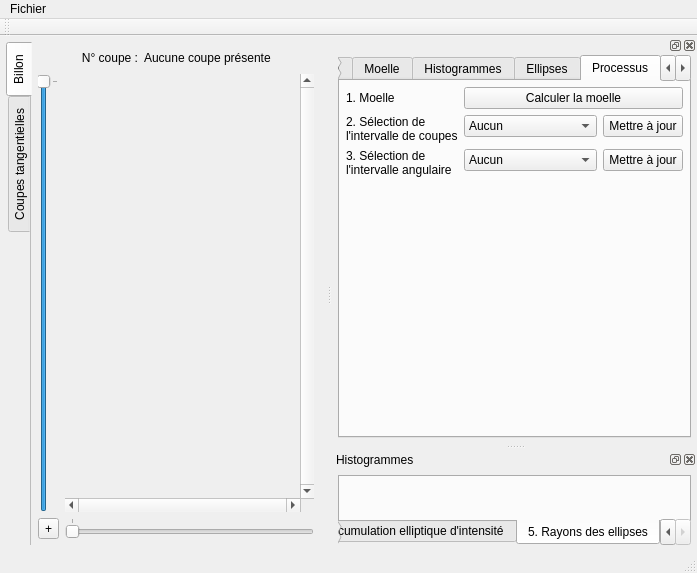
Old version of the form ui/mainwindow.ui in the repository akrah/TKDetection.
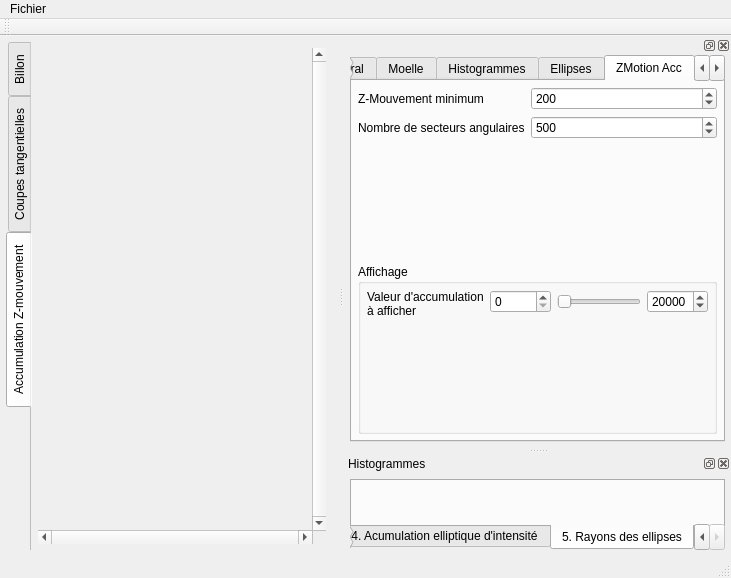
New version of the form. The open tabs and pages were chosen to show the change. Custom widgets are drawn as their Qt base class.

Commit message: New ZMotion 2D view with update

Diff of the .ui file:
```diff
--- a/ui/mainwindow.ui
+++ b/ui/mainwindow.ui
@@ -6,8 +6,8 @@
    <rect>
     <x>0</x>
     <y>0</y>
-    <width>697</width>
-    <height>573</height>
+    <width>731</width>
+    <height>578</height>
    </rect>
   </property>
   <property name="windowTitle">
@@ -21,7 +21,7 @@
        <enum>QTabWidget::West</enum>
       </property>
       <property name="currentIndex">
-       <number>0</number>
+       <number>2</number>
       </property>
       <property name="documentMode">
        <bool>true</bool>
@@ -277,6 +277,48 @@
         </item>
        </layout>
       </widget>
+      <widget class="QWidget" name="tab">
+       <attribute name="title">
+        <string>Accumulation Z-mouvement</string>
+       </attribute>
+       <layout class="QVBoxLayout" name="verticalLayout_19">
+        <item>
+         <widget class="QScrollArea" name="_scrollZMotionAccView">
+          <property name="frameShape">
+           <enum>QFrame::NoFrame</enum>
+          </property>
+          <property name="frameShadow">
+           <enum>QFrame::Plain</enum>
+          </property>
+          <property name="lineWidth">
+           <number>0</number>
+          </property>
+          <property name="verticalScrollBarPolicy">
+           <enum>Qt::ScrollBarAlwaysOn</enum>
+          </property>
+          <property name="horizontalScrollBarPolicy">
+           <enum>Qt::ScrollBarAlwaysOn</enum>
+          </property>
+          <property name="widgetResizable">
+           <bool>false</bool>
+          </property>
+          <property name="alignment">
+           <set>Qt::AlignCenter</set>
+          </property>
+          <widget class="QWidget" name="scrollAreaWidgetContents_3">
+           <property name="geometry">
+            <rect>
+             <x>0</x>
+             <y>3</y>
+             <width>241</width>
+             <height>465</height>
+            </rect>
+           </property>
+          </widget>
+         </widget>
+        </item>
+       </layout>
+      </widget>
      </widget>
     </item>
    </layout>
@@ -286,7 +328,7 @@
     <rect>
      <x>0</x>
      <y>0</y>
-     <width>697</width>
+     <width>731</width>
      <height>25</height>
     </rect>
    </property>
@@ -2071,6 +2113,108 @@
          </item>
         </layout>
        </widget>
+       <widget class="QWidget" name="tab_6">
+        <attribute name="title">
+         <string>ZMotion Acc</string>
+        </attribute>
+        <layout class="QVBoxLayout" name="verticalLayout_21">
+         <item>
+          <layout class="QFormLayout" name="formLayout_17">
+           <item row="0" column="0">
+            <widget class="QLabel" name="label_55">
+             <property name="text">
+              <string>Z-Mouvement minimum</string>
+             </property>
+            </widget>
+           </item>
+           <item row="0" column="1">
+            <widget class="QSpinBox" name="_spinZMotionAccMin">
+             <property name="minimum">
+              <number>0</number>
+             </property>
+             <property name="maximum">
+              <number>3000</number>
+             </property>
+             <property name="value">
+              <number>200</number>
+             </property>
+            </widget>
+           </item>
+           <item row="1" column="0">
+            <widget class="QLabel" name="label_56">
+             <property name="text">
+              <string>Nombre de secteurs angulaires</string>
+             </property>
+            </widget>
+           </item>
+           <item row="1" column="1">
+            <widget class="QSpinBox" name="_spinZMotionAccNbAngularSectors">
+             <property name="maximum">
+              <number>3600</number>
+             </property>
+             <property name="value">
+              <number>500</number>
+             </property>
+            </widget>
+           </item>
+          </layout>
+         </item>
+         <item>
+          <widget class="QGroupBox" name="groupBox_4">
+           <property name="title">
+            <string>Affichage</string>
+           </property>
+           <layout class="QFormLayout" name="formLayout_18">
+            <item row="1" column="0">
+             <widget class="QLabel" name="label_62">
+              <property name="text">
+               <string>Valeur d'accumulation
+à afficher</string>
+              </property>
+             </widget>
+            </item>
+            <item row="1" column="1">
+             <layout class="QHBoxLayout" name="horizontalLayout">
+              <item>
+               <widget class="QSpinBox" name="_spinMinMotionToDraw">
+                <property name="maximum">
+                 <number>50000</number>
+                </property>
+               </widget>
+              </item>
+              <item>
+               <widget class="QxtSpanSlider" name="_sliderMotionToDraw">
+                <property name="maximum">
+                 <number>50000</number>
+                </property>
+                <property name="orientation">
+                 <enum>Qt::Horizontal</enum>
+                </property>
+                <property name="upperValue" stdset="0">
+                 <number>20000</number>
+                </property>
+                <property name="upperPosition" stdset="0">
+                 <number>20000</number>
+                </property>
+               </widget>
+              </item>
+              <item>
+               <widget class="QSpinBox" name="_spinMaxMotionToDraw">
+                <property name="maximum">
+                 <number>50000</number>
+                </property>
+                <property name="value">
+                 <number>20000</number>
+                </property>
+               </widget>
+              </item>
+             </layout>
+            </item>
+           </layout>
+          </widget>
+         </item>
+        </layout>
+       </widget>
        <widget class="QWidget" name="widget">
         <attribute name="title">
          <string>Processus</string>
@@ -2083,39 +2227,6 @@
            </property>
           </widget>
          </item>
-         <item row="0" column="1">
-          <widget class="QPushButton" name="_buttonComputePith">
-           <property name="text">
-            <string>Calculer la moelle</string>
-           </property>
-          </widget>
-         </item>
-         <item row="1" column="1">
-          <layout class="QHBoxLayout" name="horizontalLayout_15">
-           <item>
-            <widget class="QComboBox" name="_comboSelectSliceInterval">
-             <item>
-              <property name="text">
-               <string>Aucun</string>
-              </property>
-             </item>
-            </widget>
-           </item>
-           <item>
-            <widget class="QPushButton" name="_buttonSelectSliceIntervalUpdate">
-             <property name="sizePolicy">
-              <sizepolicy hsizetype="Maximum" vsizetype="Fixed">
-               <horstretch>0</horstretch>
-               <verstretch>0</verstretch>
-              </sizepolicy>
-             </property>
-             <property name="text">
-              <string>Mettre à jour</string>
-             </property>
-            </widget>
-           </item>
-          </layout>
-         </item>
          <item row="1" column="0">
           <widget class="QLabel" name="label_28">
            <property name="sizePolicy">
@@ -2130,6 +2241,39 @@
            </property>
           </widget>
          </item>
+            <item row="0" column="1">
+             <widget class="QPushButton" name="_buttonComputePith">
+              <property name="text">
+               <string>Calculer la moelle</string>
+              </property>
+             </widget>
+            </item>
+            <item row="1" column="1">
+             <layout class="QHBoxLayout" name="horizontalLayout_15">
+              <item>
+               <widget class="QComboBox" name="_comboSelectSliceInterval">
+                <item>
+                 <property name="text">
+                  <string>Aucun</string>
+                 </property>
+                </item>
+               </widget>
+              </item>
+              <item>
+               <widget class="QPushButton" name="_buttonSelectSliceIntervalUpdate">
+                <property name="sizePolicy">
+                 <sizepolicy hsizetype="Maximum" vsizetype="Fixed">
+                  <horstretch>0</horstretch>
+                  <verstretch>0</verstretch>
+                 </sizepolicy>
+                </property>
+                <property name="text">
+                 <string>Mettre à jour</string>
+                </property>
+               </widget>
+              </item>
+             </layout>
+            </item>
          <item row="2" column="0">
           <widget class="QLabel" name="label_4">
            <property name="text">
```
Left out of the diff: 66 changed lines with no effect on the pictures. Lines whose indentation alone changed are shown as unchanged. The commit also changes 6 other files.
